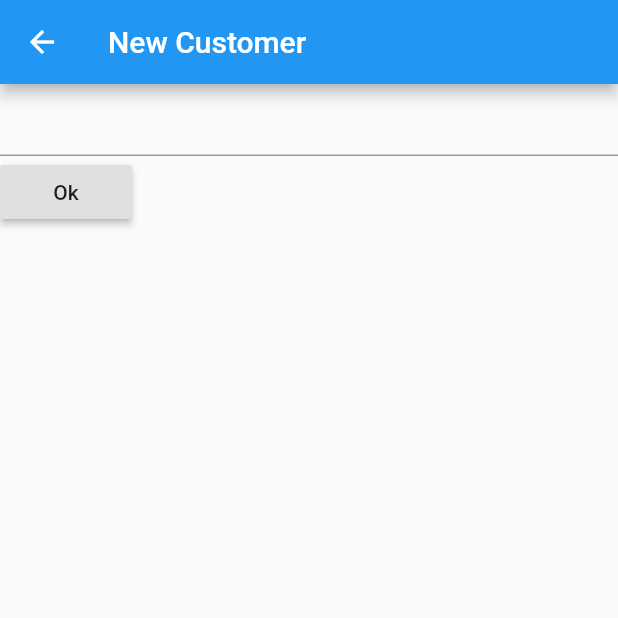
After one commit to regmoraes/caderninho, a Flutter app: the NewCustomerPage screen opened directly, on a phone screen of 412 x 824 dp, the top half of it. The commit adds this screen. Run offline on Flutter 3.47's test engine with Material 2 defaults, Android fonts, the phone set to English and light mode, and no system bars; our stand-ins replace equatable.

Commit message:
Create customers pages
Add pages for visualizing and adding new customers

Signed-off-by: Rômulo Eduardo G. Moraes <romuloeduardo.moraes@gmail.com>

```diff
--- /dev/null
+++ b/lib/bloc/customer_states.dart
@@ -0,0 +1,32 @@
+import 'package:caderninho/model/customer/customer.dart';
+import 'package:equatable/equatable.dart';
+
+abstract class CustomersState extends Equatable {}
+
+class Fetched extends CustomersState {
+  final List<Customer> customers;
+
+  Fetched(this.customers);
+
+  @override
+  List<Object> get props => [customers];
+}
+
+class Fetching extends CustomersState {
+  @override
+  List<Object> get props => [];
+}
+
+class Error extends CustomersState {
+  @override
+  List<Object> get props => [];
+}
+
+class CustomerAdded extends CustomersState {
+  final Customer customer;
+
+  CustomerAdded(this.customer);
+
+  @override
+  List<Object> get props => [customer];
+}
--- /dev/null
+++ b/lib/bloc/customers_bloc.dart
@@ -0,0 +1,28 @@
+import 'dart:async';
+
+import 'package:caderninho/bloc/customer_states.dart';
+import 'package:caderninho/infrastructure/customer_repository.dart';
+import 'package:caderninho/model/customer/customer.dart';
+import 'package:caderninho/model/customer/search.dart';
+
+class CustomersBloc {
+  final CustomerRepository customerRepository;
+
+  final _customersStream = StreamController<CustomersState>.broadcast();
+
+  Stream<CustomersState> get state => _customersStream.stream;
+
+  CustomersBloc(this.customerRepository);
+
+  void addCustomer(Customer customer) async {
+    await customerRepository.addCustomer(customer);
+    _customersStream.add(CustomerAdded(customer));
+  }
+
+  void fetchCustomer(CustomerSearch search) async {
+    if (search is FetchAll) {
+      final customers = await customerRepository.fetchAll();
+      _customersStream.add(Fetched(customers));
+    }
+  }
+}
--- /dev/null
+++ b/lib/infrastructure/customer_repository.dart
@@ -0,0 +1,9 @@
+import 'package:caderninho/model/customer/customer.dart';
+
+abstract class CustomerRepository {
+  Future<Customer> addCustomer(Customer customer);
+
+  Future<Customer> findCustomer(int customerId);
+
+  Future<List<Customer>> fetchAll();
+}
--- /dev/null
+++ b/lib/infrastructure/in_memory_customers.dart
@@ -0,0 +1,25 @@
+import 'package:caderninho/infrastructure/customer_repository.dart';
+import 'package:caderninho/model/customer/customer.dart';
+
+class InMemoryCustomers implements CustomerRepository {
+  final _customers = List<Customer>();
+
+  @override
+  Future<Customer> addCustomer(Customer customer) {
+    _customers.add(customer);
+    return Future.value(customer);
+  }
+
+  @override
+  Future<Customer> findCustomer(int customerId) {
+    final customer = _customers
+        .firstWhere((customer) => customer.id == customerId, orElse: null);
+
+    return Future.value(customer);
+  }
+
+  @override
+  Future<List<Customer>> fetchAll() {
+    return Future.value(List.unmodifiable(_customers));
+  }
+}
--- a/lib/main.dart
+++ b/lib/main.dart
@@ -1,3 +1,4 @@
+import 'package:caderninho/infrastructure/in_memory_customers.dart';
 import 'package:caderninho/presentation/page/dashboard_page.dart';
 import 'package:flutter/material.dart';
 import 'package:flutter/widgets.dart';
@@ -5,6 +6,7 @@ import 'package:provider/provider.dart';
 
 import 'bloc/cart_bloc.dart';
 import 'bloc/catalog_bloc.dart';
+import 'bloc/customers_bloc.dart';
 import 'infrastructure/in_memory_catalog.dart';
 
 void main() => runApp(MyApp());
@@ -16,6 +18,9 @@ class MyApp extends StatelessWidget {
       providers: [
         Provider<CatalogBloc>(
           create: (_) => CatalogBloc(InMemoryCatalog()),
+        ),
+        Provider<CustomersBloc>(
+          create: (_) => CustomersBloc(InMemoryCustomers()),
         ),
         ChangeNotifierProvider<ShoppingCartBloc>(
           create: (_) => ShoppingCartBloc(),
--- /dev/null
+++ b/lib/model/customer/customer.dart
@@ -0,0 +1,11 @@
+import 'package:equatable/equatable.dart';
+
+class Customer extends Equatable {
+  final int id;
+  final String name;
+
+  Customer({this.id, this.name});
+
+  @override
+  List<Object> get props => [id, name];
+}
--- /dev/null
+++ b/lib/model/customer/search.dart
@@ -0,0 +1,11 @@
+abstract class CustomerSearch {}
+
+class EmptySearch extends CustomerSearch {}
+
+class FetchAll extends CustomerSearch {}
+
+class SearchByTerm extends CustomerSearch {
+  final String term;
+
+  SearchByTerm(this.term);
+}
--- /dev/null
+++ b/lib/presentation/page/new_customer_page.dart
@@ -0,0 +1,41 @@
+import 'package:caderninho/bloc/customer_states.dart';
+import 'package:caderninho/bloc/customers_bloc.dart';
+import 'package:caderninho/presentation/widgets/new_customer_form.dart';
+import 'package:flutter/material.dart';
+import 'package:provider/provider.dart';
+
+import '../navigator.dart';
+
+class NewCustomerPage extends StatefulWidget {
+  @override
+  _NewCustomerPageState createState() => _NewCustomerPageState();
+}
+
+class _NewCustomerPageState extends State<NewCustomerPage> {
+  final title = "New Customer";
+  CustomersBloc customersBloc;
+
+  @override
+  void initState() {
+    super.initState();
+
+    customersBloc = Provider.of<CustomersBloc>(context, listen: false);
+
+    customersBloc.state.listen(
+      (state) {
+        if (state is CustomerAdded) {
+          pop(context, state);
+        }
+      },
+    );
+  }
+
+  @override
+  Widget build(BuildContext context) {
+    return Scaffold(
+        appBar: AppBar(
+          title: Text(title),
+        ),
+        body: CustomerForm(customersBloc));
+  }
+}
--- a/lib/presentation/widgets/navigation_drawer.dart
+++ b/lib/presentation/widgets/navigation_drawer.dart
@@ -1,4 +1,5 @@
 import 'package:caderninho/presentation/page/catalog_page.dart';
+import 'package:caderninho/presentation/page/customers_page.dart';
 import 'package:caderninho/presentation/page/dashboard_page.dart';
 import 'package:flutter/material.dart';
 
@@ -26,6 +27,7 @@ class NavigationDrawer extends StatelessWidget {
           ListTile(
             leading: Icon(Icons.person),
             title: Text('Customers'),
+            onTap: () => push(context, CustomersPage(), replace: true),
           ),
           ListTile(
             leading: Icon(Icons.local_offer),
--- /dev/null
+++ b/lib/presentation/widgets/new_customer_form.dart
@@ -0,0 +1,58 @@
+import 'dart:math';
+
+import 'package:caderninho/bloc/customer_states.dart';
+import 'package:caderninho/bloc/customers_bloc.dart';
+import 'package:caderninho/model/customer/customer.dart';
+import 'package:flutter/material.dart';
+
+class CustomerForm extends StatelessWidget {
+  final CustomersBloc _customersBloc;
+  final _formController = _FormController();
+
+  CustomerForm(this._customersBloc);
+
+  @override
+  Widget build(BuildContext context) {
+    return Column(
+      crossAxisAlignment: CrossAxisAlignment.start,
+      children: <Widget>[
+        TextField(
+          controller: _formController.name,
+        ),
+        StreamBuilder(
+          stream: _customersBloc.state,
+          builder: (context, snapshot) {
+            if (snapshot.data is CustomersState) {
+              return RaisedButton(
+                child: CircularProgressIndicator(),
+                onPressed: null,
+              );
+            } else {
+              return RaisedButton(
+                child: Text("Ok"),
+                onPressed: () {
+                  final customer = _formController.toCustomer();
+                  _customersBloc.addCustomer(customer);
+                },
+              );
+            }
+          },
+        ),
+      ],
+    );
+  }
+}
+
+class _FormController {
+  final name = TextEditingController();
+  final description = TextEditingController();
+  final price = TextEditingController();
+
+  Customer toCustomer() {
+    return Customer(
+      // TODO Remove random id generation
+      id: Random().nextInt(100),
+      name: name.text,
+    );
+  }
+}
```
Also changed, not shown: lib/presentation/page/customers_page.dart (added, +49 -0 lines), lib/presentation/widgets/customers.dart (added, +42 -0 lines).
